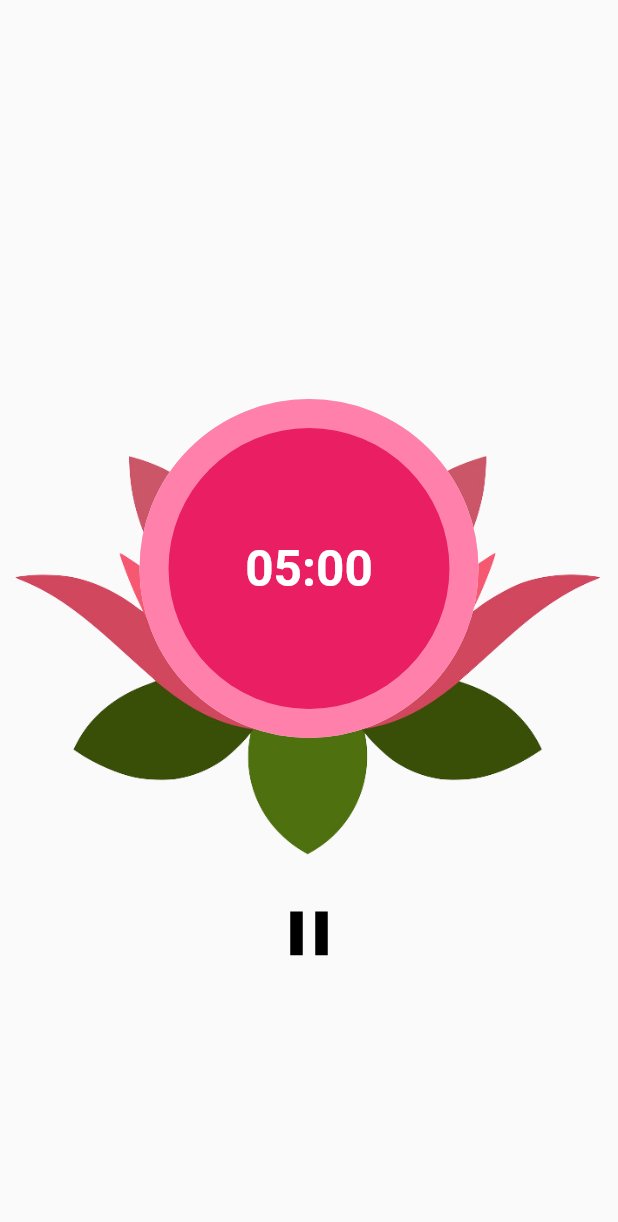
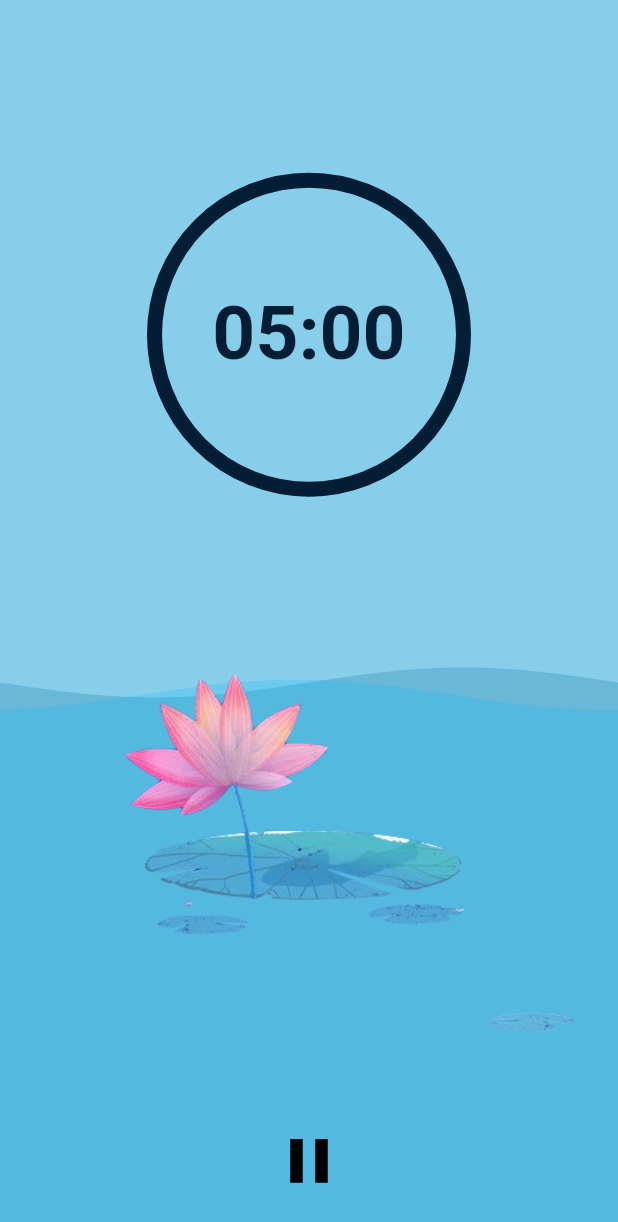
Before and after one commit to jakebildy/lotus, a Flutter app: the screen it shows after launch, after a tap on the "play arrow" icon, on a phone screen of 412 x 824 dp. Shown: the top 1222 px of the screen. Run offline on Flutter 3.47's test engine with Material 2 defaults, Android fonts, the phone set to English and light mode, and no system bars; drawn by our look-alikes of circular_countdown_timer, wave; our stand-ins replace audioplayers, get, get_storage; missing offline and left inert: animated_counter, duration_picker.

Commit message:
improved ui

```diff
--- a/meditate_app/lib/begin_meditation_page.dart
+++ b/meditate_app/lib/begin_meditation_page.dart
@@ -22,6 +22,7 @@ class _BeginMeditationPageState extends State<BeginMeditationPage> {
   @override
   Widget build(BuildContext context) {
     return Scaffold(
+     // backgroundColor: Color(0xff87CEEB),
       body: Center(
         child: Column(
           mainAxisAlignment: MainAxisAlignment.center,
@@ -62,7 +63,7 @@ class _BeginMeditationPageState extends State<BeginMeditationPage> {
               onTap: (() {
                 HapticFeedback.heavyImpact();
                 AudioPlayer().play(AssetSource('sounds/old-gong.m4a'));
-                Get.to(CountdownPage(time: _duration), transition: Transition.downToUp);
+                Get.to(CountdownPage(time: _duration), transition: Transition.circularReveal);
               }),
               child: Hero(
                 tag: "PLAY_BUTTON",
--- a/meditate_app/lib/countdown_page.dart
+++ b/meditate_app/lib/countdown_page.dart
@@ -5,6 +5,8 @@ import 'package:flutter/services.dart';
 import 'package:get/get.dart';
 import 'package:meditate_app/controllers/save_controller.dart';
 import 'package:meditate_app/streak_count_page.dart';
+import 'package:wave/config.dart';
+import 'package:wave/wave.dart';
 
 class CountdownPage extends StatefulWidget {
   const CountdownPage({Key? key, required this.time}) : super(key: key);
@@ -38,20 +40,64 @@ class _CountdownPageState extends State<CountdownPage> with TickerProviderStateM
   }
 
 
+
   @override
   Widget build(BuildContext context) {
-    return Scaffold(
+    return Stack(
+              children: [
+          Container(
+  width: MediaQuery.of(context).size.width,
+  height:  MediaQuery.of(context).size.height,
+  decoration: BoxDecoration(
+    // image: DecorationImage(
+    //   fit: BoxFit.cover,
+    //   image: AssetImage("assets/water_vibes.webp"),
+    // ),
+  ),
+),
 
-      body: Column(
+        Scaffold(
+         backgroundColor: Color(0xff87CEEB),
+          body: Stack(
+            children: [
+                // Padding(
+                //       padding: EdgeInsets.fromLTRB(0,MediaQuery.of(context).size.height/2,0,0),
+                //       child: Container(height: 500, color: Color(0xff8006994), width: MediaQuery.of(context).size.width,),
+                //     ),
+                WaveWidget(
+                            config: CustomConfig(
+                              colors: [
+
+                                Color(0x338006994),
+                                Color(0x3300BBF9),
+                              ],
+                              durations: [
+                                10000,
+                                12000,
+
+                              ],
+                              heightPercentages: [
+                                0.54,
+                                0.55,
+
+                              ],
+                            ),
+                            backgroundColor: Colors.transparent,
+                            size: Size(double.infinity, double.infinity),
+                            waveAmplitude: 0,
+                          ),
+
+              Column(
                 mainAxisAlignment: MainAxisAlignment.center,
                 children: [
                   Center(
                     child: Stack(
-              alignment: Alignment.center,
+                      alignment: Alignment.topCenter,
                       children: [
+                        SizedBox(height: MediaQuery.of(context).size.height - 200,),
                         Padding(
-                  padding: const EdgeInsets.fromLTRB(0,80,0,0),
-                  child: Image.asset("assets/lotus.png"),
+                          padding: const EdgeInsets.fromLTRB(0,350,0,0),
+                          child: Image.asset("assets/lotus2.png"),
                         ),
                         CircularCountDownTimer(
                           // Countdown duration in Seconds.
@@ -60,18 +106,19 @@ class _CountdownPageState extends State<CountdownPage> with TickerProviderStateM
                           controller: _controller,
                           width: MediaQuery.of(context).size.width / 2,
                           height: MediaQuery.of(context).size.height / 2,
-                  ringColor: Colors.grey[300]!,
+                          ringColor: Colors.black12,
                           ringGradient: null,
-                  fillColor: Colors.pinkAccent[100]!,
+                          fillColor: Color.fromARGB(255, 2, 29, 52),
                           fillGradient: null,
-                  backgroundColor: Colors.pink[500],
+                          backgroundColor: Colors.transparent,
                           backgroundGradient: null,
-                  strokeWidth: 20.0,
+                          strokeWidth: 10.0,
                           strokeCap: StrokeCap.round,
                           textStyle: const TextStyle(
-                    fontSize: 33.0,
-                    color: Colors.white,
+                            fontSize: 50.0,
+                            color: Color.fromARGB(255, 2, 29, 52),
                             fontWeight: FontWeight.bold,
+
                           ),
 
                           // Format for the Countdown Text.
@@ -172,7 +219,11 @@ class _CountdownPageState extends State<CountdownPage> with TickerProviderStateM
                   ),
                 ],
               ),
+            ],
+          ),
 
+        ),
+      ],
     );
   }
 
--- a/meditate_app/pubspec.yaml
+++ b/meditate_app/pubspec.yaml
@@ -40,6 +40,7 @@ dependencies:
   audioplayers: ^1.0.1
   get_storage: ^2.0.3
   animated_counter: ^1.0.0
+  wave: ^0.2.2
 
 dev_dependencies:
   flutter_test:
@@ -77,6 +78,8 @@ flutter:
     - assets/sounds/old-gong.m4a
     - assets/lotus.png
     - assets/bonsai_circle.png
+    - assets/water_vibes.webp
+    - assets/lotus2.png
 
   # An image asset can refer to one or more resolution-specific "variants", see
   # https://flutter.dev/assets-and-images/#resolution-aware
```
Also changed, not shown: meditate_app/assets/lotus.jpeg (added), meditate_app/assets/lotus2.png (added), meditate_app/assets/water_vibes.webp (added), meditate_app/pubspec.lock, 1 other file. Lines whose indentation alone changed are shown as unchanged.
